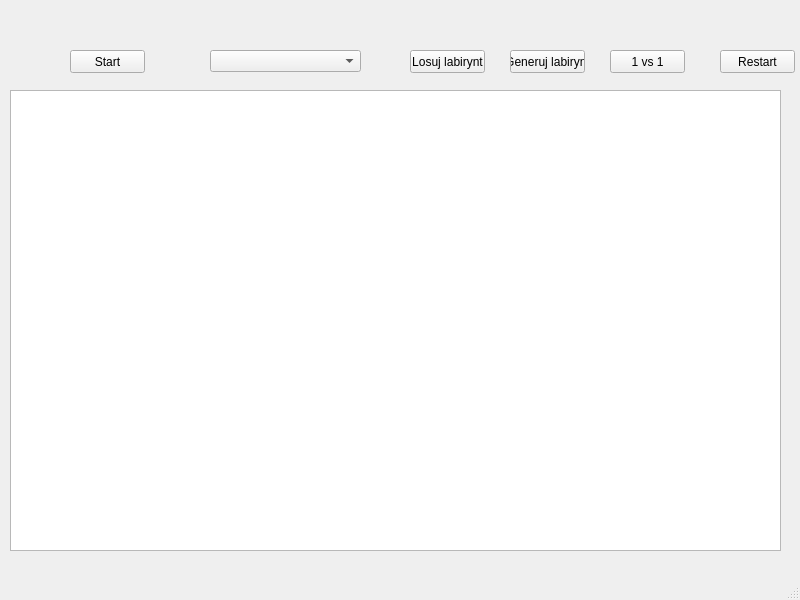
First picture: the form in micromouse.ui, repository Szymanski-Konrad/Micromouse, before the edit.
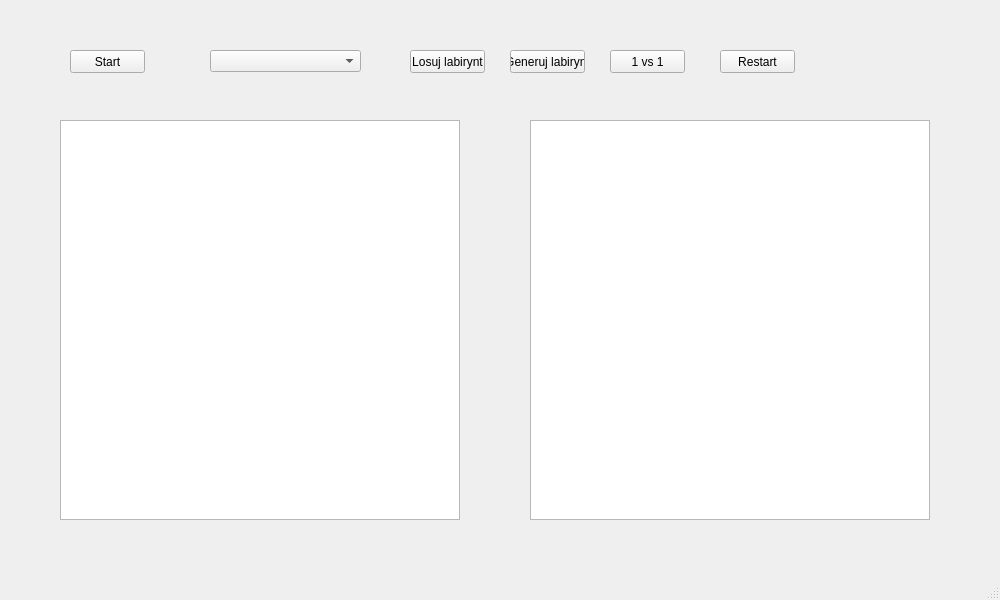
Second picture: the form after the edit.

The edit to the form file:
```diff
--- a/micromouse.ui
+++ b/micromouse.ui
@@ -6,7 +6,7 @@
    <rect>
     <x>0</x>
     <y>0</y>
-    <width>800</width>
+    <width>1000</width>
     <height>600</height>
    </rect>
   </property>
@@ -95,11 +95,42 @@
    <widget class="QGraphicsView" name="graphicsView">
     <property name="geometry">
      <rect>
-      <x>10</x>
-      <y>90</y>
-      <width>771</width>
-      <height>461</height>
+      <x>60</x>
+      <y>120</y>
+      <width>400</width>
+      <height>400</height>
      </rect>
+    </property>
+    <property name="autoFillBackground">
+     <bool>true</bool>
+    </property>
+    <property name="verticalScrollBarPolicy">
+     <enum>Qt::ScrollBarAlwaysOff</enum>
+    </property>
+    <property name="horizontalScrollBarPolicy">
+     <enum>Qt::ScrollBarAlwaysOff</enum>
+    </property>
+    <property name="alignment">
+     <set>Qt::AlignLeading|Qt::AlignLeft|Qt::AlignTop</set>
+    </property>
+   </widget>
+   <widget class="QGraphicsView" name="userGraphicsView">
+    <property name="geometry">
+     <rect>
+      <x>530</x>
+      <y>120</y>
+      <width>400</width>
+      <height>400</height>
+     </rect>
+    </property>
+    <property name="autoFillBackground">
+     <bool>true</bool>
+    </property>
+    <property name="verticalScrollBarPolicy">
+     <enum>Qt::ScrollBarAlwaysOff</enum>
+    </property>
+    <property name="horizontalScrollBarPolicy">
+     <enum>Qt::ScrollBarAlwaysOff</enum>
     </property>
     <property name="alignment">
      <set>Qt::AlignLeading|Qt::AlignLeft|Qt::AlignTop</set>
```
Left out of the diff: 2 changed lines with no effect on the pictures.
